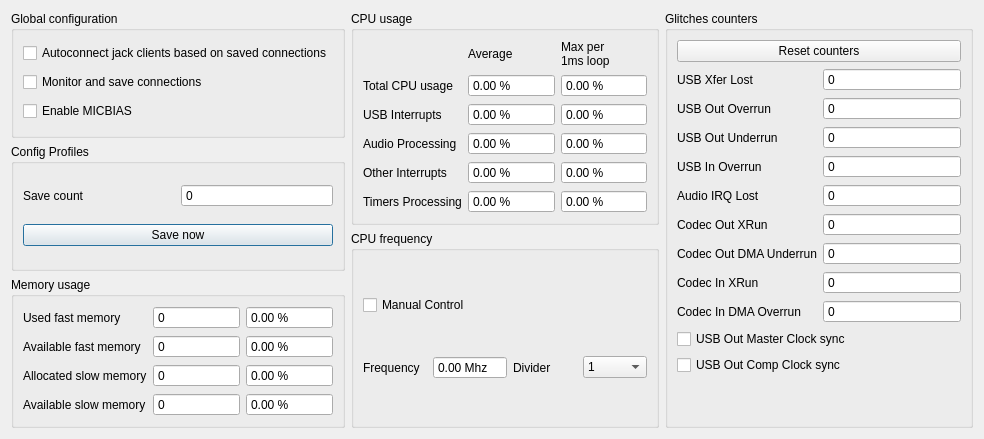
Qt form damc_gui/GlobalConfigDialog.ui (amurzeau/damc) before a commit.
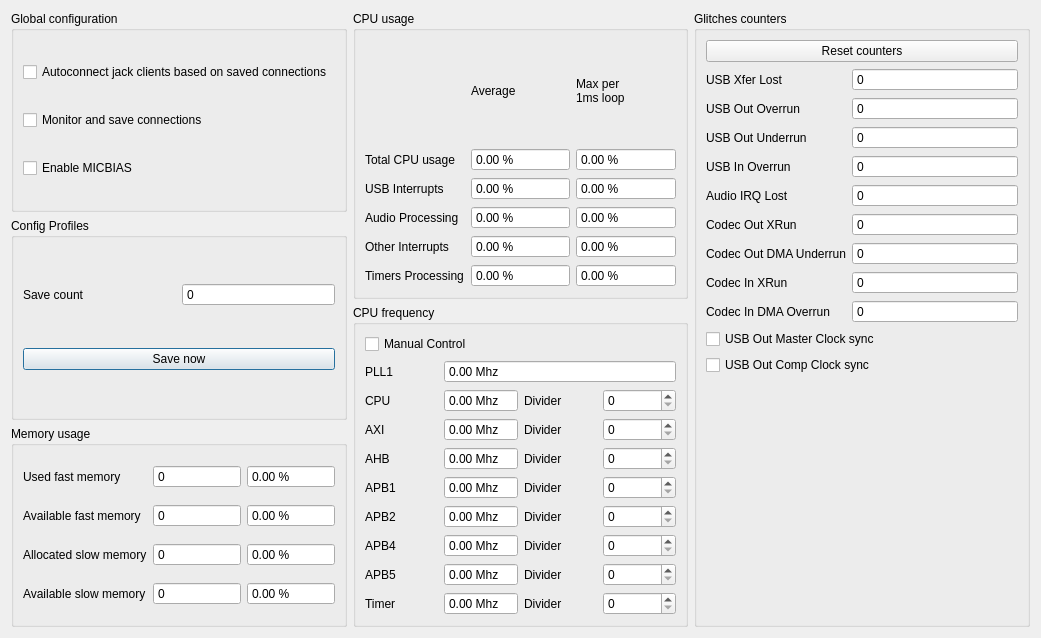
The same form after that commit.

Commit message: damc_gui: show more frequency information (for stm32n6)

```diff
--- a/damc_gui/GlobalConfigDialog.ui
+++ b/damc_gui/GlobalConfigDialog.ui
@@ -6,8 +6,8 @@
    <rect>
     <x>0</x>
     <y>0</y>
-    <width>984</width>
-    <height>439</height>
+    <width>1041</width>
+    <height>638</height>
    </rect>
   </property>
   <property name="windowTitle">
@@ -484,36 +484,293 @@
         <string>CPU frequency</string>
        </property>
        <layout class="QGridLayout" name="gridLayout_4">
-        <item row="1" column="1">
-         <widget class="QDoubleSpinBox" name="cpuFrequencySpinBox">
-          <property name="readOnly">
-           <bool>true</bool>
-          </property>
-          <property name="buttonSymbols">
-           <enum>QAbstractSpinBox::ButtonSymbols::NoButtons</enum>
-          </property>
-          <property name="suffix">
-           <string> Mhz</string>
-          </property>
-          <property name="maximum">
-           <double>999.990000000000009</double>
+        <item row="1" column="0">
+         <widget class="QLabel" name="pllFrequencyLabel">
+          <property name="text">
+           <string>PLL1</string>
           </property>
          </widget>
         </item>
-        <item row="1" column="0">
+        <item row="2" column="0">
          <widget class="QLabel" name="cpuFrequencyLabel">
           <property name="text">
-           <string>Frequency</string>
+           <string>CPU</string>
           </property>
          </widget>
         </item>
-        <item row="1" column="2">
+        <item row="2" column="1">
+         <widget class="QDoubleSpinBox" name="cpuFrequencySpinBox">
+          <property name="readOnly">
+           <bool>true</bool>
+          </property>
+          <property name="buttonSymbols">
+           <enum>QAbstractSpinBox::NoButtons</enum>
+          </property>
+          <property name="suffix">
+           <string> Mhz</string>
+          </property>
+          <property name="maximum">
+           <double>999.990000000000009</double>
+          </property>
+         </widget>
+        </item>
+        <item row="2" column="2">
          <widget class="QLabel" name="cpuDividerLabel">
           <property name="text">
            <string>Divider</string>
           </property>
          </widget>
         </item>
+        <item row="2" column="3">
+         <widget class="QSpinBox" name="cpuDividerSpinBox"/>
+        </item>
+        <item row="3" column="0">
+         <widget class="QLabel" name="axiFrequencyLabel">
+          <property name="text">
+           <string>AXI</string>
+          </property>
+         </widget>
+        </item>
+        <item row="3" column="1">
+         <widget class="QDoubleSpinBox" name="axiFrequencySpinBox">
+          <property name="readOnly">
+           <bool>true</bool>
+          </property>
+          <property name="buttonSymbols">
+           <enum>QAbstractSpinBox::NoButtons</enum>
+          </property>
+          <property name="suffix">
+           <string> Mhz</string>
+          </property>
+          <property name="maximum">
+           <double>999.990000000000009</double>
+          </property>
+         </widget>
+        </item>
+        <item row="3" column="2">
+         <widget class="QLabel" name="axiDividerLabel">
+          <property name="text">
+           <string>Divider</string>
+          </property>
+         </widget>
+        </item>
+        <item row="3" column="3">
+         <widget class="QSpinBox" name="axiDividerSpinBox"/>
+        </item>
+        <item row="4" column="0">
+         <widget class="QLabel" name="ahbFrequencyLabel">
+          <property name="text">
+           <string>AHB</string>
+          </property>
+         </widget>
+        </item>
+        <item row="4" column="1">
+         <widget class="QDoubleSpinBox" name="ahbFrequencySpinBox">
+          <property name="readOnly">
+           <bool>true</bool>
+          </property>
+          <property name="buttonSymbols">
+           <enum>QAbstractSpinBox::NoButtons</enum>
+          </property>
+          <property name="suffix">
+           <string> Mhz</string>
+          </property>
+          <property name="maximum">
+           <double>999.990000000000009</double>
+          </property>
+         </widget>
+        </item>
+        <item row="4" column="2">
+         <widget class="QLabel" name="ahbDividerLabel">
+          <property name="text">
+           <string>Divider</string>
+          </property>
+         </widget>
+        </item>
+        <item row="4" column="3">
+         <widget class="QSpinBox" name="ahbDividerSpinBox"/>
+        </item>
+        <item row="5" column="0">
+         <widget class="QLabel" name="apb1FrequencyLabel">
+          <property name="text">
+           <string>APB1</string>
+          </property>
+         </widget>
+        </item>
+        <item row="5" column="1">
+         <widget class="QDoubleSpinBox" name="apb1FrequencySpinBox">
+          <property name="readOnly">
+           <bool>true</bool>
+          </property>
+          <property name="buttonSymbols">
+           <enum>QAbstractSpinBox::NoButtons</enum>
+          </property>
+          <property name="suffix">
+           <string> Mhz</string>
+          </property>
+          <property name="maximum">
+           <double>999.990000000000009</double>
+          </property>
+         </widget>
+        </item>
+        <item row="5" column="2">
+         <widget class="QLabel" name="apb1DividerLabel">
+          <property name="text">
+           <string>Divider</string>
+          </property>
+         </widget>
+        </item>
+        <item row="5" column="3">
+         <widget class="QSpinBox" name="apb1DividerSpinBox"/>
+        </item>
+        <item row="6" column="0">
+         <widget class="QLabel" name="apb2FrequencyLabel">
+          <property name="text">
+           <string>APB2</string>
+          </property>
+         </widget>
+        </item>
+        <item row="6" column="1">
+         <widget class="QDoubleSpinBox" name="apb2FrequencySpinBox">
+          <property name="readOnly">
+           <bool>true</bool>
+          </property>
+          <property name="buttonSymbols">
+           <enum>QAbstractSpinBox::NoButtons</enum>
+          </property>
+          <property name="suffix">
+           <string> Mhz</string>
+          </property>
+          <property name="maximum">
+           <double>999.990000000000009</double>
+          </property>
+         </widget>
+        </item>
+        <item row="6" column="2">
+         <widget class="QLabel" name="apb2DividerLabel">
+          <property name="text">
+           <string>Divider</string>
+          </property>
+         </widget>
+        </item>
+        <item row="6" column="3">
+         <widget class="QSpinBox" name="apb2DividerSpinBox"/>
+        </item>
+        <item row="7" column="0">
+         <widget class="QLabel" name="apb4FrequencyLabel">
+          <property name="text">
+           <string>APB4</string>
+          </property>
+         </widget>
+        </item>
+        <item row="7" column="1">
+         <widget class="QDoubleSpinBox" name="apb4FrequencySpinBox">
+          <property name="readOnly">
+           <bool>true</bool>
+          </property>
+          <property name="buttonSymbols">
+           <enum>QAbstractSpinBox::NoButtons</enum>
+          </property>
+          <property name="suffix">
+           <string> Mhz</string>
+          </property>
+          <property name="maximum">
+           <double>999.990000000000009</double>
+          </property>
+         </widget>
+        </item>
+        <item row="7" column="2">
+         <widget class="QLabel" name="apb4DividerLabel">
+          <property name="text">
+           <string>Divider</string>
+          </property>
+         </widget>
+        </item>
+        <item row="7" column="3">
+         <widget class="QSpinBox" name="apb4DividerSpinBox"/>
+        </item>
+        <item row="8" column="0">
+         <widget class="QLabel" name="apb5FrequencyLabel">
+          <property name="text">
+           <string>APB5</string>
+          </property>
+         </widget>
+        </item>
+        <item row="8" column="1">
+         <widget class="QDoubleSpinBox" name="apb5FrequencySpinBox">
+          <property name="readOnly">
+           <bool>true</bool>
+          </property>
+          <property name="buttonSymbols">
+           <enum>QAbstractSpinBox::NoButtons</enum>
+          </property>
+          <property name="suffix">
+           <string> Mhz</string>
+          </property>
+          <property name="maximum">
+           <double>999.990000000000009</double>
+          </property>
+         </widget>
+        </item>
+        <item row="8" column="2">
+         <widget class="QLabel" name="apb5DividerLabel">
+          <property name="text">
+           <string>Divider</string>
+          </property>
+         </widget>
+        </item>
+        <item row="8" column="3">
+         <widget class="QSpinBox" name="apb5DividerSpinBox"/>
+        </item>
+        <item row="9" column="0">
+         <widget class="QLabel" name="timerFrequencyLabel">
+          <property name="text">
+           <string>Timer</string>
+          </property>
+         </widget>
+        </item>
+        <item row="9" column="1">
+         <widget class="QDoubleSpinBox" name="timerFrequencySpinBox">
+          <property name="readOnly">
+           <bool>true</bool>
+          </property>
+          <property name="buttonSymbols">
+           <enum>QAbstractSpinBox::NoButtons</enum>
+          </property>
+          <property name="suffix">
+           <string> Mhz</string>
+          </property>
+          <property name="maximum">
+           <double>999.990000000000009</double>
+          </property>
+         </widget>
+        </item>
+        <item row="9" column="2">
+         <widget class="QLabel" name="timerDividerLabel">
+          <property name="text">
+           <string>Divider</string>
+          </property>
+         </widget>
+        </item>
+        <item row="9" column="3">
+         <widget class="QSpinBox" name="timerDividerSpinBox"/>
+        </item>
+        <item row="1" column="1" colspan="3">
+         <widget class="QDoubleSpinBox" name="pllFrequencySpinBox">
+          <property name="readOnly">
+           <bool>true</bool>
+          </property>
+          <property name="buttonSymbols">
+           <enum>QAbstractSpinBox::NoButtons</enum>
+          </property>
+          <property name="suffix">
+           <string> Mhz</string>
+          </property>
+          <property name="maximum">
+           <double>999.990000000000009</double>
+          </property>
+         </widget>
+        </item>
         <item row="0" column="0" colspan="4">
          <widget class="QCheckBox" name="cpuManualControlCheckBox">
           <property name="text">
@@ -521,25 +778,6 @@
           </property>
          </widget>
         </item>
-        <item row="1" column="3">
-         <widget class="QComboBox" name="cpuDividerComboBox">
-          <item>
-           <property name="text">
-            <string>1</string>
-           </property>
-          </item>
-          <item>
-           <property name="text">
-            <string>2</string>
-           </property>
-          </item>
-          <item>
-           <property name="text">
-            <string>4</string>
-           </property>
-          </item>
-         </widget>
-        </item>
        </layout>
       </widget>
      </item>
```
Left out of the diff: 56 changed lines with no effect on the pictures. The commit also changes 2 other files.
